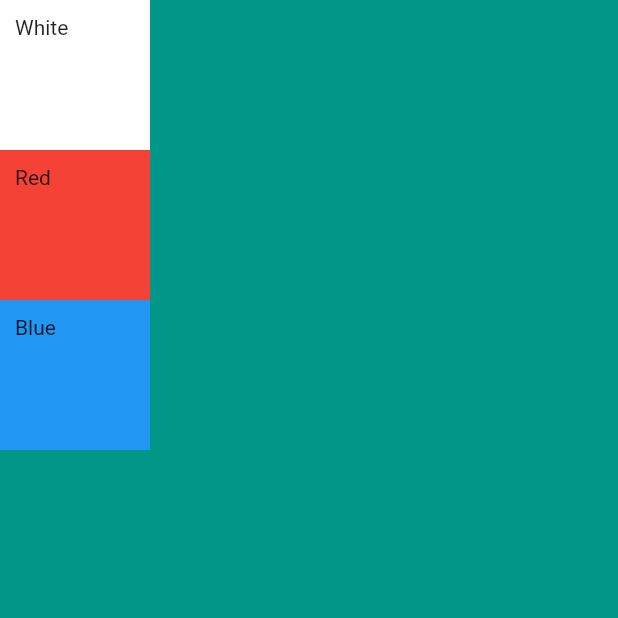
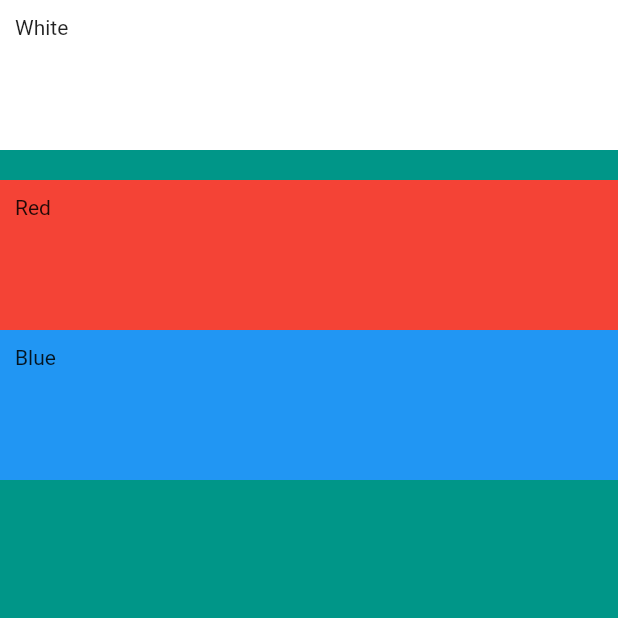
Before and after one commit to NerdFaisal404/my_card_flutter, a Flutter app: the screen it shows after launch, on a phone screen of 412 x 824 dp, the top half of it. Run offline on Flutter 3.47's test engine with Material 2 defaults, Android fonts, the phone set to English and light mode, and no system bars.

Commit message:
column learning done

```diff
--- a/lib/main.dart
+++ b/lib/main.dart
@@ -16,6 +16,10 @@ class MyApp extends StatelessWidget {
         backgroundColor: Colors.teal,
         body: SafeArea(
           child:Column(
+           // mainAxisSize: MainAxisSize.min,
+            //verticalDirection: VerticalDirection.down,
+            crossAxisAlignment: CrossAxisAlignment.stretch,
+
             children: <Widget>[
               Container(
                 color: Colors.white,
@@ -23,6 +27,9 @@ class MyApp extends StatelessWidget {
                 height: 100.0,
                 width: 100.0,
                 padding: EdgeInsets.all(10),
+              ),
+              SizedBox(
+                height: 20,
               ),
               Container(
                 color: Colors.red,
@@ -38,6 +45,9 @@ class MyApp extends StatelessWidget {
                 width: 100.0,
                 padding: EdgeInsets.all(10),
               ),
+              /*Container(
+                width: double.infinity,
+              ),*/
             ],
           ),
 
```
